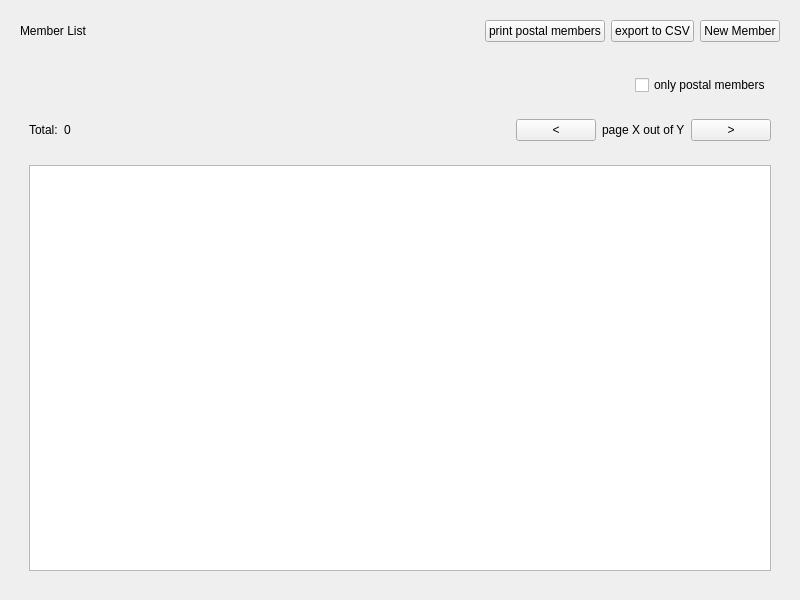
Before: the Qt Designer form penyamanager/admin/memberlistview.ui in eguzki/penyamanager, drawn with Qt 5.
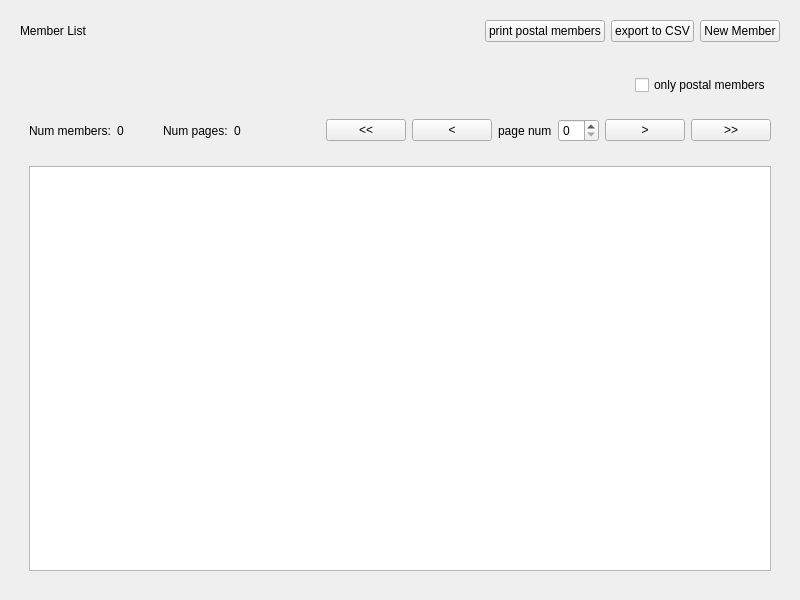
After: the same form once the commit is applied.

Commit message: admin member list: fast pagination

What changed in the file:
```diff
--- a/penyamanager/admin/memberlistview.ui
+++ b/penyamanager/admin/memberlistview.ui
@@ -147,7 +147,7 @@
          <item>
           <widget class="QLabel" name="totalMembersLabel">
            <property name="text">
-            <string>Total:</string>
+            <string>Num members:</string>
            </property>
           </widget>
          </item>
@@ -155,7 +155,7 @@
           <widget class="QLabel" name="totalMembersValueLabel">
            <property name="minimumSize">
             <size>
-             <width>100</width>
+             <width>40</width>
              <height>0</height>
             </size>
            </property>
@@ -170,6 +170,20 @@
            </property>
           </widget>
          </item>
+         <item>
+          <widget class="QLabel" name="totalPagesLabel">
+           <property name="text">
+            <string>Num pages:</string>
+           </property>
+          </widget>
+         </item>
+         <item>
+          <widget class="QLabel" name="totalPagesValueLabel">
+           <property name="text">
+            <string notr="true">0</string>
+           </property>
+          </widget>
+         </item>
          <item>
           <spacer name="horizontalSpacer_3">
            <property name="orientation">
@@ -183,6 +197,13 @@
            </property>
           </spacer>
          </item>
+         <item>
+          <widget class="QPushButton" name="prev10PagePushButton">
+           <property name="text">
+            <string notr="true">&lt;&lt;</string>
+           </property>
+          </widget>
+         </item>
          <item>
           <widget class="QPushButton" name="prevPagePushButton">
            <property name="text">
@@ -193,10 +214,13 @@
          <item>
           <widget class="QLabel" name="pageInfoLabel">
            <property name="text">
-            <string>page X out of Y</string>
+            <string>page num</string>
            </property>
           </widget>
          </item>
+         <item>
+          <widget class="QSpinBox" name="pageNumberSpinBox"/>
+         </item>
          <item>
           <widget class="QPushButton" name="nextPagePushButton">
            <property name="text">
@@ -204,6 +228,13 @@
            </property>
           </widget>
          </item>
+         <item>
+          <widget class="QPushButton" name="next10PagePushButton">
+           <property name="text">
+            <string notr="true">&gt;&gt;</string>
+           </property>
+          </widget>
+         </item>
         </layout>
        </widget>
       </item>
```
The commit also changes 2 other files.
